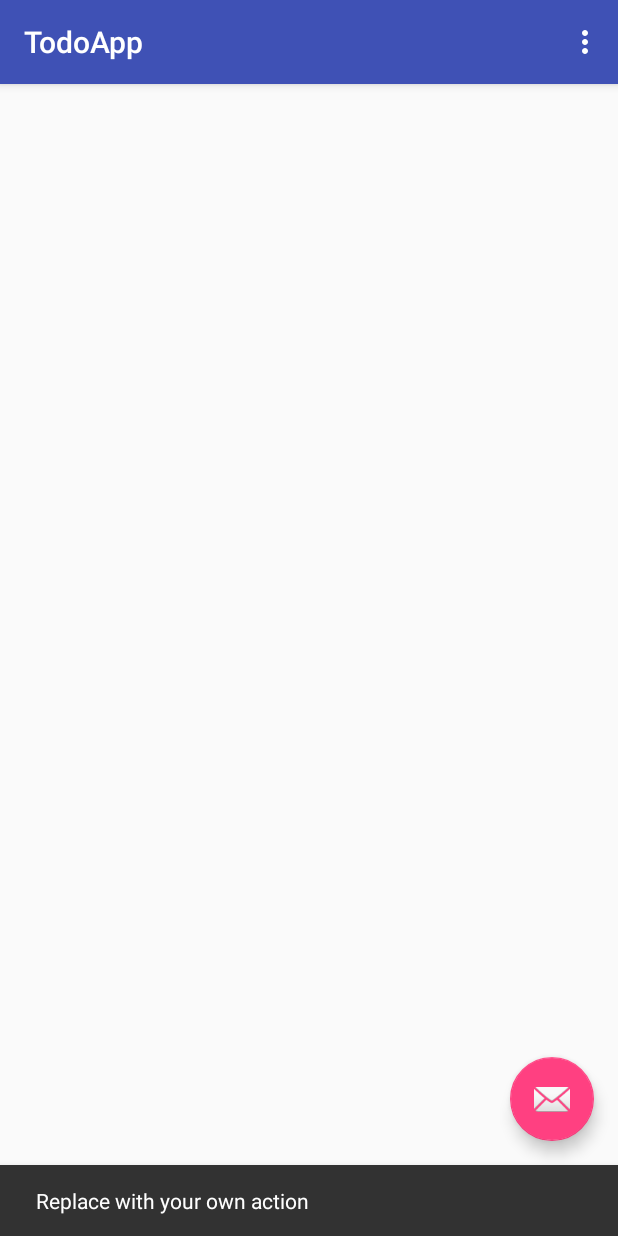
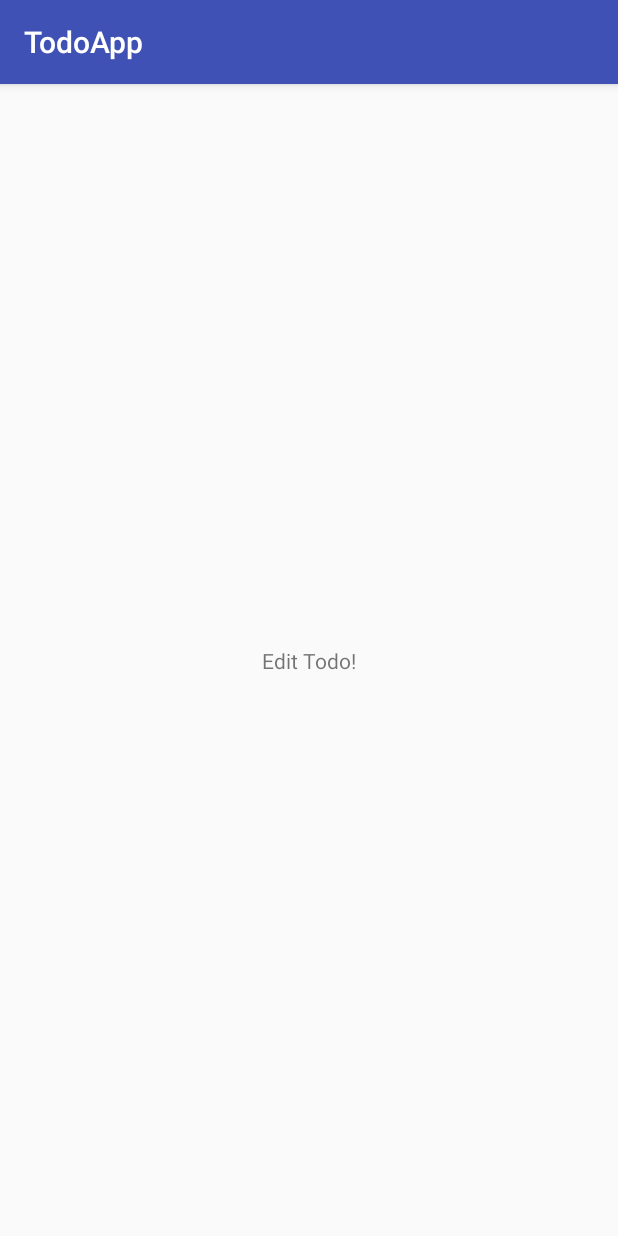
Before and after one commit to DaveRendell/TodoApp, an Android app: the screen it shows after launch (MainActivity before the commit, EditTodoActivity after it), after a tap on an icon or button, on a phone screen of 412 x 824 dp. Run offline under Robolectric (Android 15) with nearby library versions, the phone set to English and light mode, and no system bars; libraries missing offline, so code that uses them is left out: com.woxthebox.draglistview; plain views replace DragListView; 5 statements that could not run were skipped.

Commit message:
Add new activity accessed by floating button

```diff
--- a/app/src/main/AndroidManifest.xml
+++ b/app/src/main/AndroidManifest.xml
@@ -19,6 +19,7 @@
                 <category android:name="android.intent.category.LAUNCHER" />
             </intent-filter>
         </activity>
+        <activity android:name=".services.EditTodoActivity"></activity>
     </application>
 
 </manifest>
--- a/app/src/main/java/com/dwrendell/todoapp/activities/MainActivity.java
+++ b/app/src/main/java/com/dwrendell/todoapp/activities/MainActivity.java
@@ -1,8 +1,8 @@
 package com.dwrendell.todoapp.activities;
 
+import android.content.Intent;
 import android.os.Bundle;
 import android.support.design.widget.FloatingActionButton;
-import android.support.design.widget.Snackbar;
 import android.support.v7.app.AppCompatActivity;
 import android.support.v7.widget.LinearLayoutManager;
 import android.support.v7.widget.Toolbar;
@@ -12,17 +12,10 @@ import android.view.MenuItem;
 
 import com.dwrendell.todoapp.R;
 import com.dwrendell.todoapp.adapters.TodoItemAdapter;
-import com.dwrendell.todoapp.models.ToDoItem;
-import com.dwrendell.todoapp.models.ToDoItemBuilder;
+import com.dwrendell.todoapp.services.EditTodoActivity;
 import com.dwrendell.todoapp.services.HardcodedToDoService;
 import com.dwrendell.todoapp.services.ToDoService;
 import com.woxthebox.draglistview.DragListView;
-
-import java.time.LocalDate;
-import java.util.ArrayList;
-import java.util.Arrays;
-import java.util.Date;
-import java.util.List;
 
 public class MainActivity extends AppCompatActivity {
 
@@ -37,8 +30,8 @@ public class MainActivity extends AppCompatActivity {
         fab.setOnClickListener(new View.OnClickListener() {
             @Override
             public void onClick(View view) {
-                Snackbar.make(view, "Replace with your own action", Snackbar.LENGTH_LONG)
-                        .setAction("Action", null).show();
+                Intent intent = new Intent(view.getContext(), EditTodoActivity.class);
+                startActivity(intent);
             }
         });
 
--- /dev/null
+++ b/app/src/main/java/com/dwrendell/todoapp/services/EditTodoActivity.java
@@ -0,0 +1,15 @@
+package com.dwrendell.todoapp.services;
+
+import android.support.v7.app.AppCompatActivity;
+import android.os.Bundle;
+
+import com.dwrendell.todoapp.R;
+
+public class EditTodoActivity extends AppCompatActivity {
+
+    @Override
+    protected void onCreate(Bundle savedInstanceState) {
+        super.onCreate(savedInstanceState);
+        setContentView(R.layout.activity_edit_todo);
+    }
+}
--- /dev/null
+++ b/app/src/main/res/layout/activity_edit_todo.xml
@@ -0,0 +1,18 @@
+<?xml version="1.0" encoding="utf-8"?>
+<android.support.constraint.ConstraintLayout xmlns:android="http://schemas.android.com/apk/res/android"
+    xmlns:app="http://schemas.android.com/apk/res-auto"
+    xmlns:tools="http://schemas.android.com/tools"
+    android:layout_width="match_parent"
+    android:layout_height="match_parent"
+    tools:context="com.dwrendell.todoapp.services.EditTodoActivity">
+
+    <TextView
+        android:id="@+id/textView"
+        android:layout_width="wrap_content"
+        android:layout_height="wrap_content"
+        android:text="Edit Todo!"
+        app:layout_constraintBottom_toBottomOf="parent"
+        app:layout_constraintLeft_toLeftOf="parent"
+        app:layout_constraintRight_toRightOf="parent"
+        app:layout_constraintTop_toTopOf="parent" />
+</android.support.constraint.ConstraintLayout>
```
